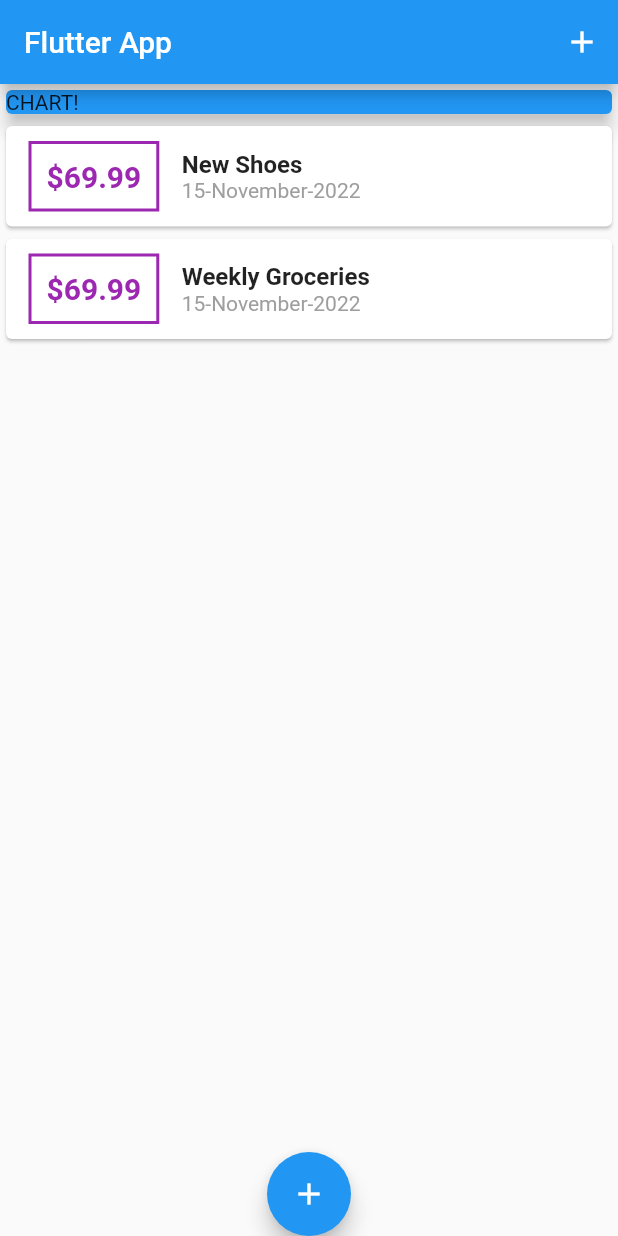
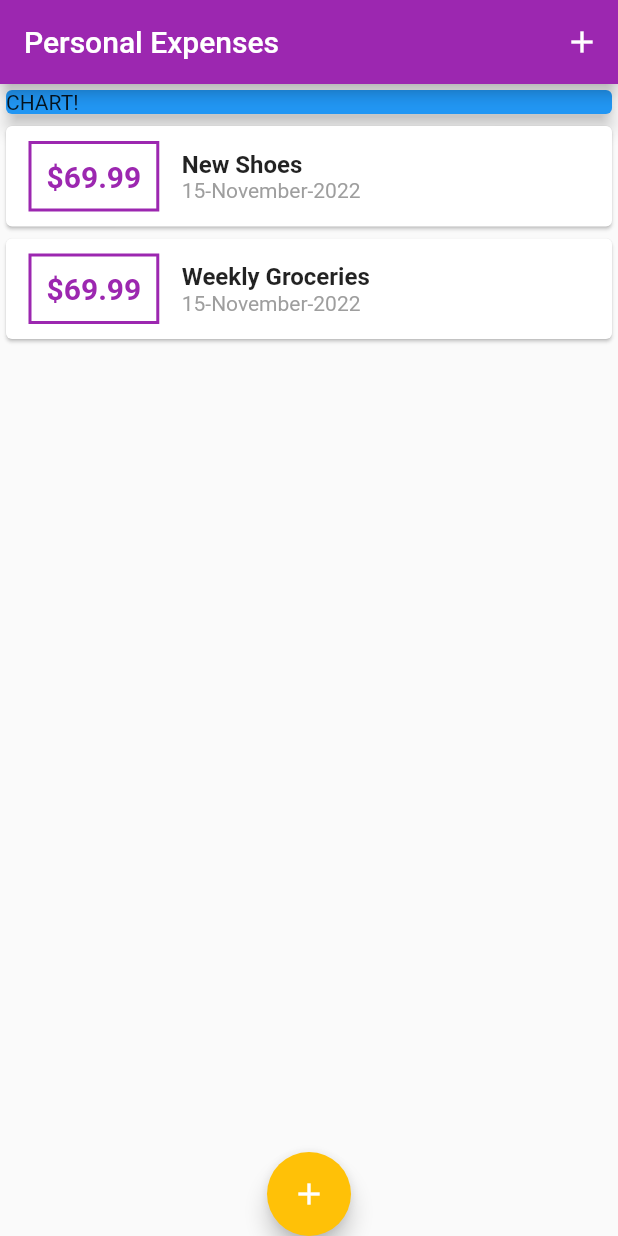
Before and after one commit to IvanSetiawan2001/Expenses_app, a Flutter app: the screen it shows after launch, on a phone screen of 412 x 824 dp. Run offline on Flutter 3.47's test engine with Material 2 defaults, Android fonts, the phone set to English and light mode, and no system bars.

Commit message:
adding theme

```diff
--- a/lib/Widgets/Price.dart
+++ b/lib/Widgets/Price.dart
@@ -12,7 +12,7 @@ class Price extends StatelessWidget {
       margin: EdgeInsets.symmetric(vertical: 10, horizontal: 15),
       decoration: BoxDecoration(
           border: Border.all(
-        color: Colors.purple,
+        color: Theme.of(context).primaryColor,
         width: 2,
         style: BorderStyle.solid,
       )),
@@ -20,7 +20,7 @@ class Price extends StatelessWidget {
         '\$' + amount!.toStringAsFixed(2),
         // '\$ ${amount.toString()}' (this is another way to call the amount $ mean interpolaring some value so you can call the variable inside a string)
         style: TextStyle(
-          color: Colors.purple,
+          color: Theme.of(context).primaryColor,
           fontWeight: FontWeight.bold,
           fontSize: 20,
         ),
--- a/lib/main.dart
+++ b/lib/main.dart
@@ -8,11 +8,20 @@ void main() {
   runApp(MyApp());
 }
 
+final ThemeData theme = ThemeData();
+
 class MyApp extends StatelessWidget {
   @override
   Widget build(BuildContext context) {
     return MaterialApp(
-      title: 'Flutter App',
+      title: 'Personal Expenses',
+      theme: ThemeData(
+        primarySwatch: Colors.purple,
+        colorScheme: ThemeData().colorScheme.copyWith(
+              primary: Colors.purple,
+              secondary: Colors.amber,
+            ),
+      ),
       home: MyHomePage(),
     );
   }
@@ -71,7 +80,7 @@ class _MyHomePageState extends State<MyHomePage> {
   Widget build(BuildContext context) {
     return Scaffold(
       appBar: AppBar(
-        title: Text('Flutter App'),
+        title: Text('Personal Expenses'),
         actions: [
           IconButton(
             onPressed: () => _startAddNewTransaction(context),
```
